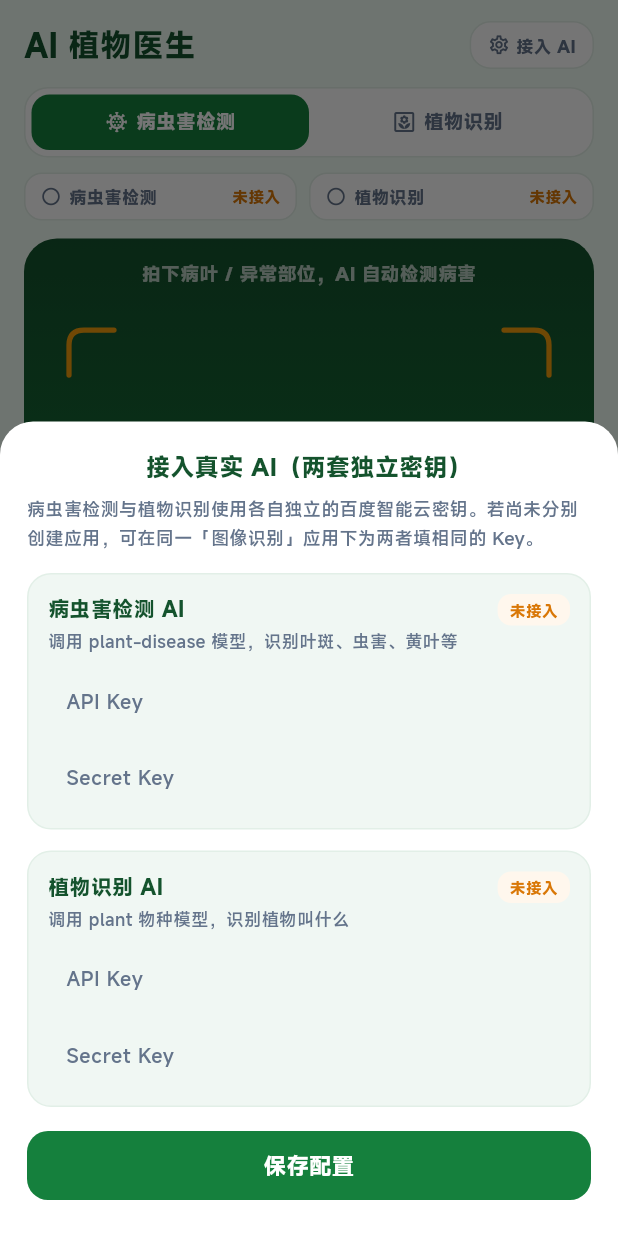
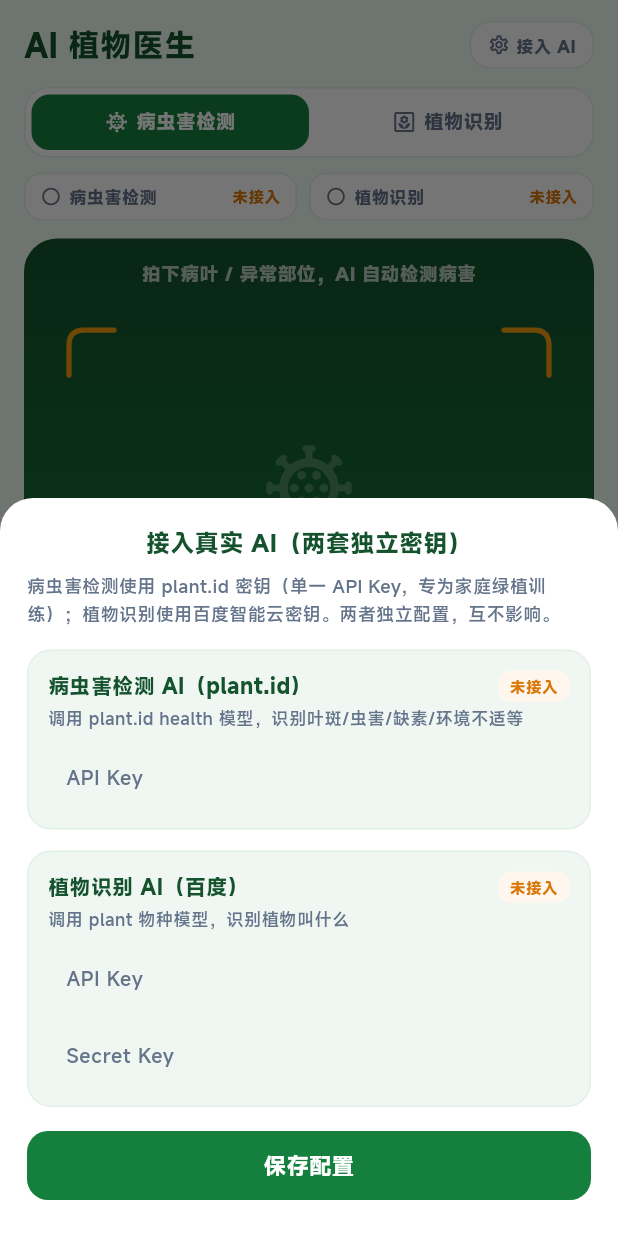
Before and after one commit to GeeksYe/plantcare, a Flutter app: the screen it shows after launch, item 3 of the bottom bar chosen, after a tap on "接入 AI", on a phone screen of 412 x 824 dp. Run offline on Flutter 3.47's test engine with Material 3 defaults, Android fonts, the phone set to English and light mode, and no system bars; our stand-ins replace flutter_tts, image_picker, shared_preferences, video_player.

Commit message:
feat: 病虫害检测切换 plant.id health_assessment，独立单 Key 配置

```diff
--- a/lib/screens/ai_screen.dart
+++ b/lib/screens/ai_screen.dart
@@ -465,9 +465,8 @@ class _AiScreenState extends State<AiScreen> {
   }
 
   void _configSheet() {
-    // 两套独立密钥：病虫害检测 / 植物识别
-    final dAk = TextEditingController(text: _store.diseaseApiKey);
-    final dSk = TextEditingController(text: _store.diseaseSecretKey);
+    // 两套独立密钥：病虫害检测（plant.id）/ 植物识别（百度）
+    final dAk = TextEditingController(text: _store.plantIdKey);
     final sAk = TextEditingController(text: _store.speciesApiKey);
     final sSk = TextEditingController(text: _store.speciesSecretKey);
     showModalBottomSheet(
@@ -490,19 +489,20 @@ class _AiScreenState extends State<AiScreen> {
                       fontSize: 16, fontWeight: FontWeight.w700, color: AppColors.ink)),
               const SizedBox(height: 8),
               const Text(
-                '病虫害检测与植物识别使用各自独立的百度智能云密钥。若尚未分别创建应用，可在同一「图像识别」应用下为两者填相同的 Key。',
+                '病虫害检测使用 plant.id 密钥（单一 API Key，专为家庭绿植训练）；植物识别使用百度智能云密钥。两者独立配置，互不影响。',
                 style: TextStyle(fontSize: 12, color: AppColors.sub, height: 1.6)),
               const SizedBox(height: 14),
               _keySection(
-                '病虫害检测 AI',
-                '调用 plant-disease 模型，识别叶斑、虫害、黄叶等',
+                '病虫害检测 AI（plant.id）',
+                '调用 plant.id health 模型，识别叶斑/虫害/缺素/环境不适等',
                 dAk,
-                dSk,
+                TextEditingController(),
                 _ai.diseaseConfigured,
+                showSecret: false,
               ),
               const SizedBox(height: 14),
               _keySection(
-                '植物识别 AI',
+                '植物识别 AI（百度）',
                 '调用 plant 物种模型，识别植物叫什么',
                 sAk,
                 sSk,
@@ -519,8 +519,7 @@ class _AiScreenState extends State<AiScreen> {
                         borderRadius: BorderRadius.circular(14)),
                   ),
                   onPressed: () async {
-                    await _store.setDiseaseApiKey(dAk.text);
-                    await _store.setDiseaseSecretKey(dSk.text);
+                    await _store.setPlantIdKey(dAk.text);
                     await _store.setSpeciesApiKey(sAk.text);
                     await _store.setSpeciesSecretKey(sSk.text);
                     _ai.resetToken();
@@ -547,8 +546,10 @@ class _AiScreenState extends State<AiScreen> {
   }
 
   /// 单个密钥配置分组（标题 + 两句说明 + AK/SK 输入 + 状态）
+  /// [showSecret] = false 时只显示 API Key（如 plant.id 单一密钥）
   Widget _keySection(String title, String subtitle, TextEditingController ak,
-      TextEditingController sk, bool configured) {
+      TextEditingController sk, bool configured,
+      {bool showSecret = true}) {
     return Container(
       padding: const EdgeInsets.all(13),
       decoration: BoxDecoration(
@@ -582,8 +583,10 @@ class _AiScreenState extends State<AiScreen> {
             style: const TextStyle(fontSize: 11.5, color: AppColors.sub, height: 1.4)),
         const SizedBox(height: 10),
         _input(ak, 'API Key'),
-        const SizedBox(height: 9),
-        _input(sk, 'Secret Key'),
+        if (showSecret) ...[
+          const SizedBox(height: 9),
+          _input(sk, 'Secret Key'),
+        ],
       ]),
     );
   }
```
